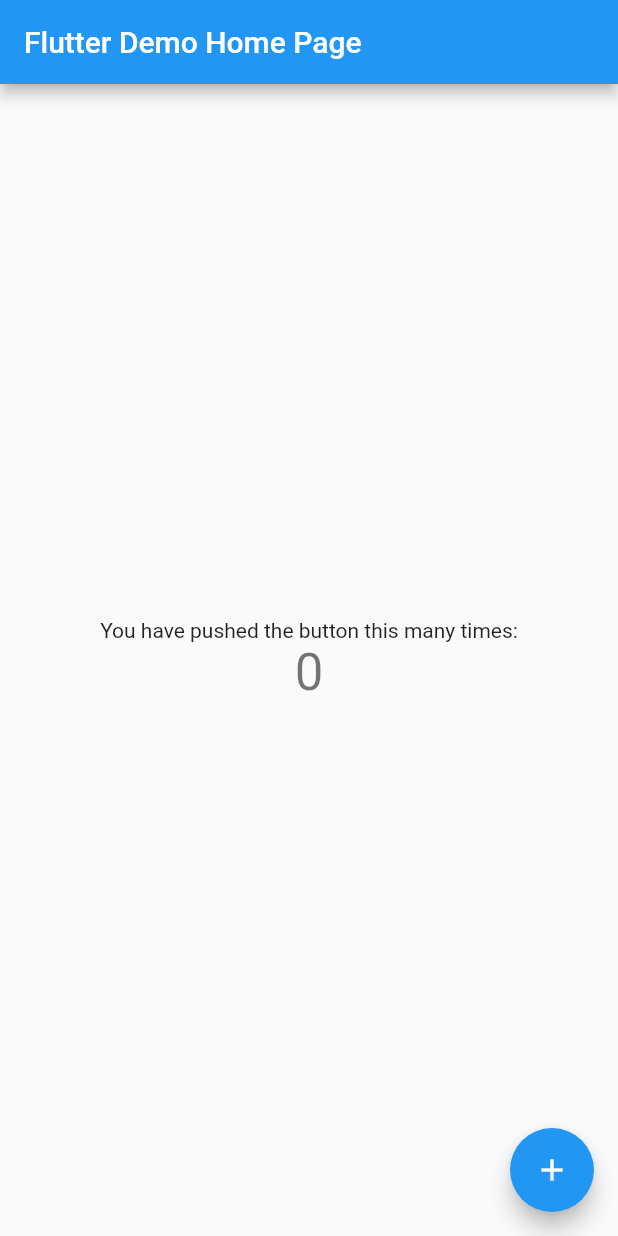
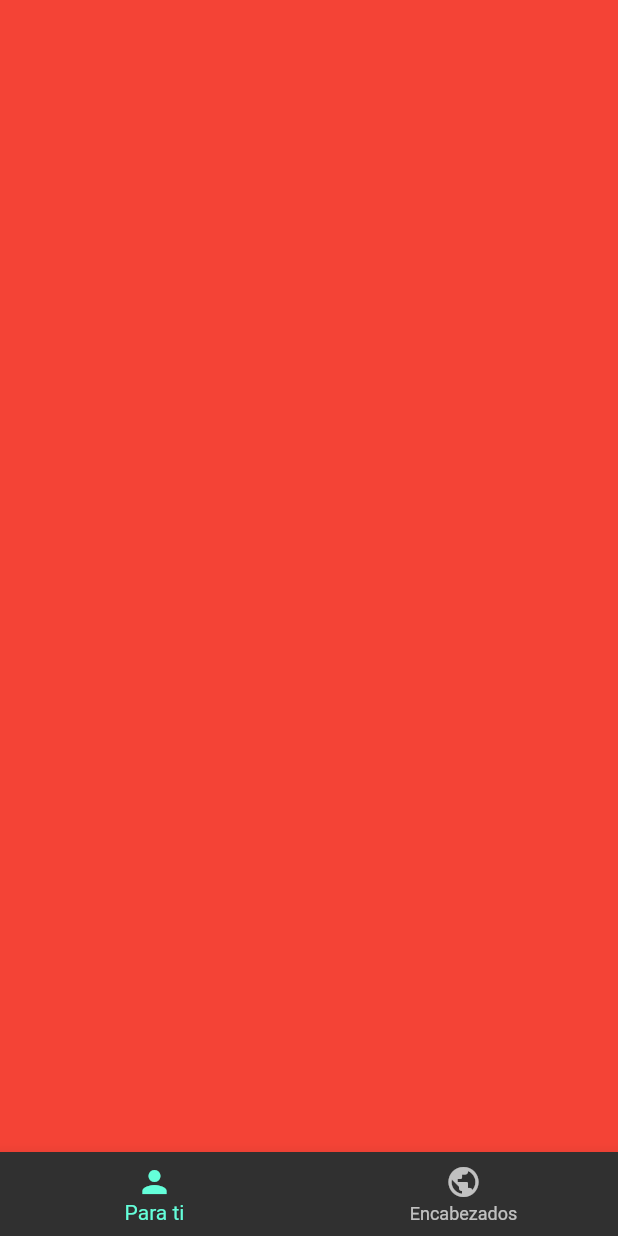
Before and after one commit to JuanFCVal/newsFlutterApp, a Flutter app: the screen it shows after launch, on a phone screen of 412 x 824 dp. Run offline on Flutter 3.47's test engine with Material 2 defaults, Android fonts, the phone set to English and light mode, and no system bars.

```diff
--- a/newsApp/news_app/lib/main.dart
+++ b/newsApp/news_app/lib/main.dart
@@ -1,115 +1,16 @@
 import 'package:flutter/material.dart';
+import 'package:news_app/src/pages/tabs_page.dart';
+import 'package:news_app/src/theme/theme.dart';
 
-void main() {
-  runApp(const MyApp());
-}
+void main() => runApp(MyApp());
 
 class MyApp extends StatelessWidget {
-  const MyApp({Key? key}) : super(key: key);
-
-  // This widget is the root of your application.
   @override
   Widget build(BuildContext context) {
     return MaterialApp(
-      title: 'Flutter Demo',
-      theme: ThemeData(
-        // This is the theme of your application.
-        //
-        // Try running your application with "flutter run". You'll see the
-        // application has a blue toolbar. Then, without quitting the app, try
-        // changing the primarySwatch below to Colors.green and then invoke
-        // "hot reload" (press "r" in the console where you ran "flutter run",
-        // or simply save your changes to "hot reload" in a Flutter IDE).
-        // Notice that the counter didn't reset back to zero; the application
-        // is not restarted.
-        primarySwatch: Colors.blue,
-      ),
-      home: const MyHomePage(title: 'Flutter Demo Home Page'),
-    );
+        title: 'Material App',
+        theme: theme,
+        debugShowCheckedModeBanner: false,
+        home: TabsPage());
   }
 }
-
-class MyHomePage extends StatefulWidget {
-  const MyHomePage({Key? key, required this.title}) : super(key: key);
-
-  // This widget is the home page of your application. It is stateful, meaning
-  // that it has a State object (defined below) that contains fields that affect
-  // how it looks.
-
-  // This class is the configuration for the state. It holds the values (in this
-  // case the title) provided by the parent (in this case the App widget) and
-  // used by the build method of the State. Fields in a Widget subclass are
-  // always marked "final".
-
-  final String title;
-
-  @override
-  State<MyHomePage> createState() => _MyHomePageState();
-}
-
-class _MyHomePageState extends State<MyHomePage> {
-  int _counter = 0;
-
-  void _incrementCounter() {
-    setState(() {
-      // This call to setState tells the Flutter framework that something has
-      // changed in this State, which causes it to rerun the build method below
-      // so that the display can reflect the updated values. If we changed
-      // _counter without calling setState(), then the build method would not be
-      // called again, and so nothing would appear to happen.
-      _counter++;
-    });
-  }
-
-  @override
-  Widget build(BuildContext context) {
-    // This method is rerun every time setState is called, for instance as done
-    // by the _incrementCounter method above.
-    //
-    // The Flutter framework has been optimized to make rerunning build methods
-    // fast, so that you can just rebuild anything that needs updating rather
-    // than having to individually change instances of widgets.
-    return Scaffold(
-      appBar: AppBar(
-        // Here we take the value from the MyHomePage object that was created by
-        // the App.build method, and use it to set our appbar title.
-        title: Text(widget.title),
-      ),
-      body: Center(
-        // Center is a layout widget. It takes a single child and positions it
-        // in the middle of the parent.
-        child: Column(
-          // Column is also a layout widget. It takes a list of children and
-          // arranges them vertically. By default, it sizes itself to fit its
-          // children horizontally, and tries to be as tall as its parent.
-          //
-          // Invoke "debug painting" (press "p" in the console, choose the
-          // "Toggle Debug Paint" action from the Flutter Inspector in Android
-          // Studio, or the "Toggle Debug Paint" command in Visual Studio Code)
-          // to see the wireframe for each widget.
-          //
-          // Column has various properties to control how it sizes itself and
-          // how it positions its children. Here we use mainAxisAlignment to
-          // center the children vertically; the main axis here is the vertical
-          // axis because Columns are vertical (the cross axis would be
-          // horizontal).
-          mainAxisAlignment: MainAxisAlignment.center,
-          children: <Widget>[
-            const Text(
-              'You have pushed the button this many times:',
-            ),
-            Text(
-              '$_counter',
-              style: Theme.of(context).textTheme.headline4,
-            ),
-          ],
-        ),
-      ),
-      floatingActionButton: FloatingActionButton(
-        onPressed: _incrementCounter,
-        tooltip: 'Increment',
-        child: const Icon(Icons.add),
-      ), // This trailing comma makes auto-formatting nicer for build methods.
-    );
-  }
-}
--- /dev/null
+++ b/newsApp/news_app/lib/src/pages/tabs_page.dart
@@ -0,0 +1,72 @@
+import 'package:flutter/material.dart';
+import 'package:provider/provider.dart';
+
+class TabsPage extends StatelessWidget {
+  @override
+  Widget build(BuildContext context) {
+    return ChangeNotifierProvider(
+      create: (_) => new _NavegacionModel(),
+      child: Scaffold(
+        body: _Paginas(),
+        bottomNavigationBar: bottomNavigationBar(),
+      ),
+    );
+  }
+}
+
+class bottomNavigationBar extends StatelessWidget {
+  @override
+  Widget build(BuildContext context) {
+    final navegacionModel = Provider.of<_NavegacionModel>(context);
+    return BottomNavigationBar(
+      currentIndex: navegacionModel.indice,
+      onTap: (int index) {
+        navegacionModel.indice = index;
+      },
+      items: [
+        BottomNavigationBarItem(
+          icon: const Icon(Icons.person),
+          label: ('Para ti'),
+        ),
+        BottomNavigationBarItem(
+          icon: Icon(Icons.public),
+          label: ('Encabezados'),
+        ),
+      ],
+    );
+  }
+}
+
+class _Paginas extends StatelessWidget {
+  @override
+  Widget build(BuildContext context) {
+    final navegacionModel = Provider.of<_NavegacionModel>(context);
+    return PageView(
+      controller: navegacionModel.pageController,
+      physics: NeverScrollableScrollPhysics(),
+      children: [
+        Container(
+          color: Colors.red,
+        ),
+        Container(
+          color: Colors.blue,
+        ),
+      ],
+    );
+  }
+}
+
+class _NavegacionModel with ChangeNotifier {
+  int _indice = 0;
+  PageController _pageController = new PageController();
+  int get indice => this._indice;
+
+  set indice(int valor) {
+    _indice = valor;
+    _pageController.animateToPage(valor,
+        duration: Duration(milliseconds: 250), curve: Curves.bounceInOut);
+    notifyListeners();
+  }
+
+  PageController get pageController => this._pageController;
+}
--- /dev/null
+++ b/newsApp/news_app/lib/src/theme/theme.dart
@@ -0,0 +1,5 @@
+import 'package:flutter/material.dart';
+
+final theme = ThemeData.dark().copyWith(
+  primaryColor: Colors.red,
+);
```
Also changed, not shown: newsApp/news_app/pubspec.yaml (+4 -12 lines), newsApp/news_app/lib/src/pages/tab1_page.dart (added), newsApp/news_app/lib/src/pages/tab2_page.dart (added), 1 other file.
